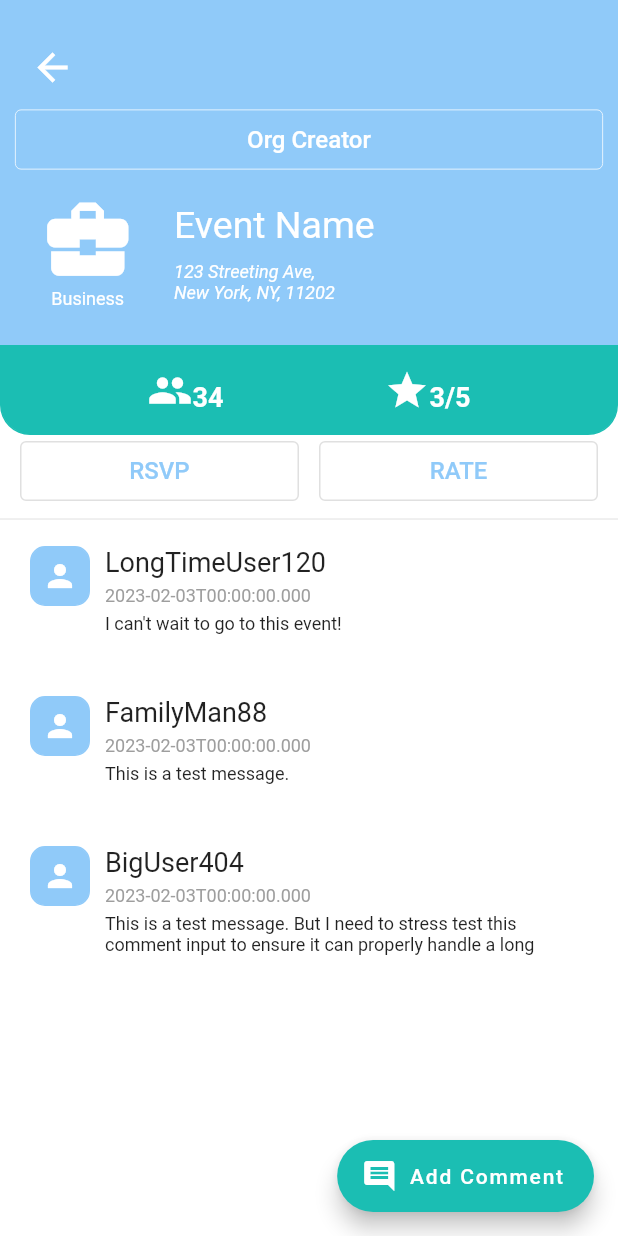
After one commit to Renzzo98/SOSSI-Mobile-App, a Flutter app: the EventDetailScreen screen opened by its route, on a phone screen of 412 x 824 dp. The commit adds this screen. Run offline on Flutter 3.47's test engine with Material 2 defaults, Android fonts, the phone set to English and light mode, and no system bars; drawn by our look-alikes of auto_size_text; our stand-ins replace flutter_login, font_awesome_flutter; missing offline and left inert: square_percent_indicater.

Commit message:
added eventDetail screen to test the layout for viewing events

```diff
--- a/lib/components/challenge_block.dart
+++ b/lib/components/challenge_block.dart
@@ -38,8 +38,10 @@ class _ChallengeBlockState extends State<ChallengeBlock> {
     var challengeTitle = widget.title;
 
     return Padding(
-        padding: const EdgeInsets.all(20),
+        padding: const EdgeInsets.all(10),
         child: Row(
+          crossAxisAlignment: CrossAxisAlignment.center,
+          mainAxisAlignment: MainAxisAlignment.center,
           children: [
             Container(
               width: 40,
@@ -66,7 +68,7 @@ class _ChallengeBlockState extends State<ChallengeBlock> {
                 )),
             isComplete
                 ? const Icon(Icons.check_circle)
-                : const Icon(Icons.radio_button_unchecked)
+                : const Icon(Icons.radio_button_unchecked),
           ],
         ));
   }
--- /dev/null
+++ b/lib/components/comment_block.dart
@@ -0,0 +1,98 @@
+import 'package:auto_size_text/auto_size_text.dart';
+import 'package:flutter/material.dart';
+
+import '../constants.dart';
+
+class CommentBlock extends StatefulWidget {
+  const CommentBlock({
+    Key? key,
+    required this.timestamp,
+    required this.username,
+    required this.message,
+  }) : super(key: key);
+
+  final DateTime timestamp;
+  final String username;
+  final String message;
+
+  @override
+  _CommentBlockState createState() => _CommentBlockState();
+}
+
+class _CommentBlockState extends State<CommentBlock> {
+  @override
+  void initState() {
+    super.initState();
+  }
+
+  @override
+  void dispose() {
+    super.dispose();
+  }
+
+  @override
+  Widget build(BuildContext context) {
+    var dWidth = MediaQuery.of(context).size.width;
+    var user = widget.username;
+    var comment = widget.message;
+    var dateTime = widget.timestamp;
+
+    return Padding(
+        padding: const EdgeInsets.symmetric(horizontal: 20, vertical: 10),
+        child: Row(
+          crossAxisAlignment: CrossAxisAlignment.start,
+          mainAxisAlignment: MainAxisAlignment.start,
+          children: [
+            Container(
+              width: 40,
+              height: 40,
+              decoration: BoxDecoration(
+                  color: Theme.of(context).backgroundColor,
+                  border: Border.all(
+                    color: Theme.of(context).backgroundColor,
+                  ),
+                  borderRadius: const BorderRadius.all(Radius.circular(10))),
+              child: const Icon(
+                Icons.person,
+                color: Colors.white,
+              ),
+            ),
+            SizedBox(
+                height: 80,
+                width: dWidth - 100,
+                child: Padding(
+                  padding: EdgeInsets.only(left: 10),
+                  child: Column(
+                    mainAxisAlignment: MainAxisAlignment.start,
+                    crossAxisAlignment: CrossAxisAlignment.start,
+                    children: [
+                      AutoSizeText(
+                        user,
+                        maxLines: 1,
+                        style: TextStyle(fontSize: 18),
+                      ),
+                      const SizedBox(
+                        height: 5,
+                      ),
+                      // To-Do: Fix the formatting for DateTime using intl
+                      AutoSizeText(
+                        dateTime.toIso8601String(),
+                        maxLines: 1,
+                        style: TextStyle(fontSize: 12, color: Colors.grey),
+                      ),
+                      const SizedBox(
+                        height: 5,
+                      ),
+                      AutoSizeText(
+                        comment,
+                        maxFontSize: 40,
+                        maxLines: 2,
+                        style: TextStyle(fontSize: 12),
+                      ),
+                    ],
+                  ),
+                )),
+          ],
+        ));
+  }
+}
--- /dev/null
+++ b/lib/components/icon_value_pair.dart
@@ -0,0 +1,61 @@
+import 'package:flutter/material.dart';
+
+class IconValuePair extends StatefulWidget {
+  const IconValuePair({
+    Key? key,
+    required this.paddingSize,
+    required this.brightness,
+    required this.value,
+    required this.category,
+  }) : super(key: key);
+
+  final double paddingSize;
+  final bool brightness;
+  final String value;
+  final IconData category;
+
+  @override
+  _IconValuePairState createState() => _IconValuePairState();
+}
+
+class _IconValuePairState extends State<IconValuePair> {
+  @override
+  void initState() {
+    super.initState();
+  }
+
+  @override
+  void dispose() {
+    super.dispose();
+  }
+
+  @override
+  Widget build(BuildContext context) {
+    var brightnessColor = widget.brightness ? Colors.white : Colors.black;
+    var valueStr = widget.value;
+    var iconCategory = widget.category;
+
+    return Padding(
+      padding: EdgeInsets.all(widget.paddingSize),
+      child: Row(
+        mainAxisAlignment: MainAxisAlignment.start,
+        crossAxisAlignment: CrossAxisAlignment.end,
+        children: [
+          Icon(
+            iconCategory,
+            color: Colors.white,
+            size: 30,
+          ),
+          Text(
+            valueStr,
+            style: TextStyle(
+              color: brightnessColor,
+              fontSize: 18,
+              fontWeight: FontWeight.bold,
+            ),
+          )
+        ],
+      ),
+    );
+  }
+}
--- a/lib/constants.dart
+++ b/lib/constants.dart
@@ -12,4 +12,7 @@ class CategoryConstants {
   static const IconData community =
       IconData(0xe2eb, fontFamily: 'MaterialIcons');
   static const IconData event = IconData(0xe23e, fontFamily: 'MaterialIcons');
+  static const IconData star = IconData(0xe5f9, fontFamily: 'MaterialIcons');
+  static const IconData rsvp = IconData(0xe545, fontFamily: 'MaterialIcons');
+  static const IconData group = IconData(0xe2eb, fontFamily: 'MaterialIcons');
 }
--- a/lib/main.dart
+++ b/lib/main.dart
@@ -1,5 +1,6 @@
 import 'package:flutter/material.dart';
 import 'package:flutter/services.dart';
+import 'package:sossi_app/screens/eventDetailScreen.dart';
 
 import 'screens/challengeScreen.dart';
 import 'screens/homeScreen.dart';
@@ -28,11 +29,11 @@ class MyApp extends StatelessWidget {
             '/register': (context) => const RegistrationScreen(),
             '/login': (context) => const OldLoginScreen(),
             '/events': (context) => const RegistrationScreen(),
-            '/eventDetails': (context) => const RegistrationScreen(),
             '/main': (context) => const HomeScreen(),
             '/orgMain': (context) => const OrgHomeScreen(),
             '/createEvent': (context) => const RegistrationScreen(),
             '/editEvent': (context) => const RegistrationScreen(),
+            '/detailEvent': (context) => const EventDetailScreen(),
             '/loginOrganizer': (context) => const LoginOrganizerScreen(),
             '/challenges': (context) => const ChallengeScreen(),
           },
--- a/lib/screens/citizenProfileScreen.dart
+++ b/lib/screens/citizenProfileScreen.dart
@@ -188,45 +188,12 @@ class _CitizenProfileState extends State<CitizenProfile> {
             ),
           ),
           OutlinedButton(
-            onPressed: () {},
+            onPressed: () => Navigator.of(context).pushNamed('/detailEvent'),
             style: OutlinedButton.styleFrom(
               minimumSize: Size(dWidth - 20, 40),
             ),
             child: Text(
-              "EDIT DETAILS",
-              style: TextStyle(
-                  fontSize: 16, color: Theme.of(context).backgroundColor),
-            ),
-          ),
-          OutlinedButton(
-            onPressed: () {},
-            style: OutlinedButton.styleFrom(
-              minimumSize: Size(dWidth - 20, 40),
-            ),
-            child: Text(
-              "ABOUT SDG",
-              style: TextStyle(
-                  fontSize: 16, color: Theme.of(context).backgroundColor),
-            ),
-          ),
-          OutlinedButton(
-            onPressed: () {},
-            style: OutlinedButton.styleFrom(
-              minimumSize: Size(dWidth - 20, 40),
-            ),
-            child: Text(
-              "EDIT DETAILS",
-              style: TextStyle(
-                  fontSize: 16, color: Theme.of(context).backgroundColor),
-            ),
-          ),
-          OutlinedButton(
-            onPressed: () {},
-            style: OutlinedButton.styleFrom(
-              minimumSize: Size(dWidth - 20, 40),
-            ),
-            child: Text(
-              "ABOUT SDG",
+              "EVENT DETAILS",
               style: TextStyle(
                   fontSize: 16, color: Theme.of(context).backgroundColor),
             ),
--- /dev/null
+++ b/lib/screens/eventDetailScreen.dart
@@ -0,0 +1,206 @@
+import 'package:auto_size_text/auto_size_text.dart';
+import 'package:flutter/material.dart';
+import 'package:sossi_app/components/double_value_pair.dart';
+
+import '../components/comment_block.dart';
+import '../components/icon_value_pair.dart';
+import '../constants.dart';
+
+class EventDetailScreen extends StatefulWidget {
+  const EventDetailScreen({Key? key}) : super(key: key);
+
+  @override
+  // ignore: library_private_types_in_public_api
+  _EventDetailScreenState createState() => _EventDetailScreenState();
+}
+
+class _EventDetailScreenState extends State<EventDetailScreen> {
+  @override
+  Widget build(BuildContext context) {
+    var dWidth = MediaQuery.of(context).size.width;
+
+    return Scaffold(
+      backgroundColor: Colors.white,
+      body: SingleChildScrollView(
+          child: Column(
+        children: [
+          Container(
+            // A fixed-height child.
+            height: 230.0,
+            alignment: Alignment.center,
+            decoration: BoxDecoration(
+              color: Theme.of(context).backgroundColor,
+              border: Border.all(
+                color: Theme.of(context).backgroundColor,
+              ),
+            ),
+            child: Column(
+              children: [
+                Row(
+                  mainAxisAlignment: MainAxisAlignment.start,
+                  children: [
+                    Padding(
+                        padding: const EdgeInsets.fromLTRB(10, 20, 0, 0),
+                        child: IconButton(
+                          onPressed: () => Navigator.of(context).pop(),
+                          icon: const Icon(
+                            Icons.arrow_back,
+                            color: Colors.white,
+                            size: 30,
+                          ),
+                        ))
+                  ],
+                ),
+                OutlinedButton(
+                  onPressed: () {},
+                  style: OutlinedButton.styleFrom(
+                    minimumSize: Size(dWidth - 20, 40),
+                    side: const BorderSide(width: 0.5, color: Colors.white),
+                  ),
+                  child: const Text(
+                    "Org Creator",
+                    style: TextStyle(
+                      fontSize: 16,
+                      color: Colors.white,
+                    ),
+                  ),
+                ),
+                Row(
+                  children: [
+                    Padding(
+                        padding: EdgeInsets.fromLTRB(25, 10, 25, 0),
+                        child: Column(
+                          children: const [
+                            Icon(
+                              Icons.business_center,
+                              color: Colors.white,
+                              size: 65,
+                            ),
+                            AutoSizeText(
+                              "Business",
+                              maxLines: 1,
+                              style:
+                                  TextStyle(color: Colors.white, fontSize: 12),
+                            ),
+                          ],
+                        )),
+                    Padding(
+                      padding: const EdgeInsets.only(top: 15),
+                      child: Column(
+                        crossAxisAlignment: CrossAxisAlignment.start,
+                        children: const [
+                          SizedBox(
+                            width: 180,
+                            child: AutoSizeText(
+                              "Event Name",
+                              maxLines: 1,
+                              style:
+                                  TextStyle(color: Colors.white, fontSize: 25),
+                            ),
+                          ),
+                          SizedBox(
+                            height: 10,
+                          ),
+                          SizedBox(
+                            width: 180,
+                            child: AutoSizeText(
+                              "123 Streeting Ave,\nNew York, NY, 11202",
+                              maxLines: 2,
+                              style: TextStyle(
+                                  color: Colors.white,
+                                  fontSize: 12,
+                                  fontStyle: FontStyle.italic),
+                            ),
+                          )
+                        ],
+                      ),
+                    )
+                  ],
+                ),
+              ],
+            ),
+          ),
+          Container(
+              height: 60.0,
+              alignment: Alignment.center,
+              decoration: BoxDecoration(
+                  color: Theme.of(context).colorScheme.secondary,
+                  border: Border.all(
+                    color: Theme.of(context).colorScheme.secondary,
+                  ),
+                  borderRadius: const BorderRadius.only(
+                      bottomLeft: Radius.circular(20),
+                      bottomRight: Radius.circular(20))),
+              child: Center(
+                child: Row(
+                  mainAxisAlignment: MainAxisAlignment.spaceEvenly,
+                  children: const [
+                    IconValuePair(
+                      paddingSize: 10,
+                      brightness: true,
+                      value: '34',
+                      category: CategoryConstants.group,
+                    ),
+                    IconValuePair(
+                      paddingSize: 10,
+                      brightness: true,
+                      value: '3/5',
+                      category: CategoryConstants.star,
+                    )
+                  ],
+                ),
+              )),
+          Row(
+            mainAxisAlignment: MainAxisAlignment.spaceEvenly,
+            children: [
+              OutlinedButton(
+                onPressed: () {},
+                style: OutlinedButton.styleFrom(
+                  minimumSize: Size(dWidth / 2 - 20, 40),
+                ),
+                child: Text(
+                  "RSVP",
+                  style: TextStyle(
+                      fontSize: 16, color: Theme.of(context).backgroundColor),
+                ),
+              ),
+              OutlinedButton(
+                onPressed: () {},
+                style: OutlinedButton.styleFrom(
+                  minimumSize: Size(dWidth / 2 - 20, 40),
+                ),
+                child: Text(
+                  "RATE",
+                  style: TextStyle(
+                      fontSize: 16, color: Theme.of(context).backgroundColor),
+                ),
+              ),
+            ],
+          ),
+          const Divider(),
+          CommentBlock(
+            message: "I can't wait to go to this event!",
+            timestamp: DateTime.parse("2023-02-03"),
+            username: "LongTimeUser120",
+          ),
+          CommentBlock(
+            message: "This is a test message.",
+            timestamp: DateTime.parse("2023-02-03"),
+            username: "FamilyMan88",
+          ),
+          CommentBlock(
+            message:
+                "This is a test message. But I need to stress test this comment input to ensure it can properly handle a long comment like this right?? This is a test message.",
+            timestamp: DateTime.parse("2023-02-03"),
+            username: "BigUser404",
+          ),
+        ],
+      )),
+      floatingActionButton: FloatingActionButton.extended(
+        label: const Text('Add Comment'),
+        onPressed: () {},
+        icon: const Icon(Icons.comment),
+      ),
+    );
+  }
+}
```
